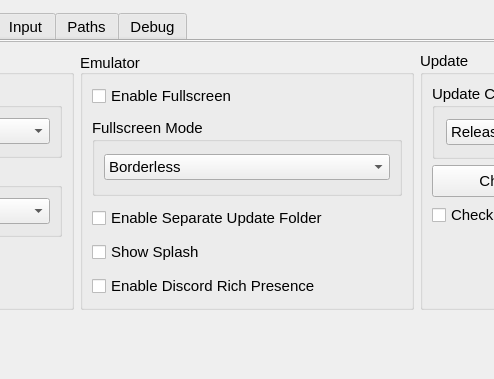
This is src/qt_gui/settings_dialog.ui in shadps4-emu/shadPS4 as Qt 5 draws it before an edit; both pictures show x 284 to 778 and y 0 to 379 of the 970 by 750 pixel window. The edited form follows.
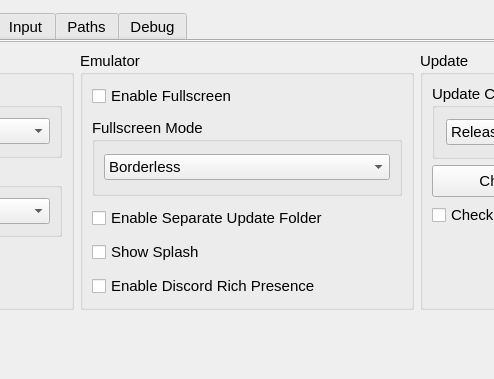
This is the edited form. Icons and pictures are not drawn.

Commit message: Fix minor issue with 'Emulator' group box

The edit to the form file:
```diff
--- a/src/qt_gui/settings_dialog.ui
+++ b/src/qt_gui/settings_dialog.ui
@@ -108,9 +108,6 @@
               <property name="title">
                <string>Emulator</string>
               </property>
-              <property name="alignment">
-               <set>Qt::AlignmentFlag::AlignBottom|Qt::AlignmentFlag::AlignLeading|Qt::AlignmentFlag::AlignLeft</set>
-              </property>
               <property name="flat">
                <bool>false</bool>
               </property>
```
